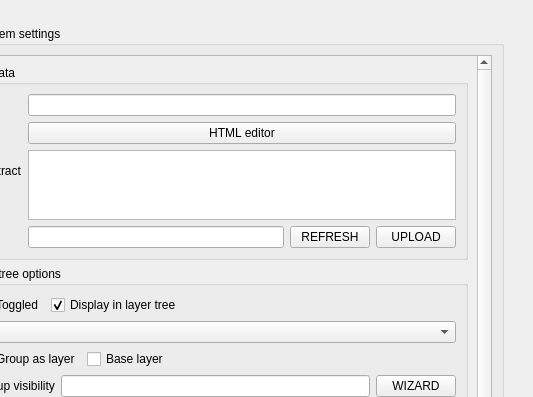
Old version of the form lizmap/resources/ui/ui_lizmap.ui in the repository 3liz/lizmap-plugin; both pictures show x 667 to 1200 and y 0 to 397 of the 1200 by 900 pixel window.
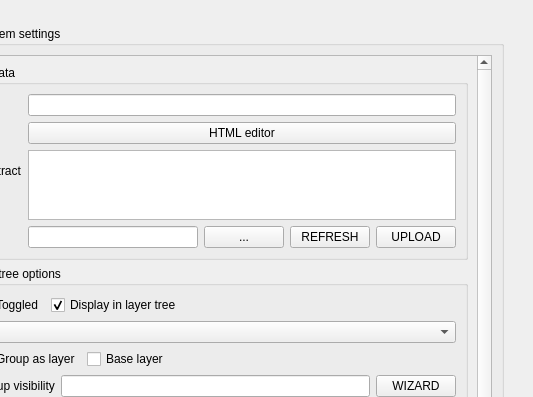
New version of the form. The open tabs and pages were chosen to show the change. Custom widgets are drawn as their Qt base class.

Commit message: Add a browse for media button

Diff of the .ui file:
```diff
--- a/lizmap/resources/ui/ui_lizmap.ui
+++ b/lizmap/resources/ui/ui_lizmap.ui
@@ -1576,6 +1576,19 @@
                              <item>
                               <widget class="QLineEdit" name="inLayerLink"/>
                              </item>
+                             <item>
+                              <widget class="QPushButton" name="button_browse_media">
+                               <property name="sizePolicy">
+                                <sizepolicy hsizetype="Maximum" vsizetype="Fixed">
+                                 <horstretch>0</horstretch>
+                                 <verstretch>0</verstretch>
+                                </sizepolicy>
+                               </property>
+                               <property name="text">
+                                <string notr="true">...</string>
+                               </property>
+                              </widget>
+                             </item>
                              <item>
                               <widget class="QPushButton" name="button_refresh_link">
                                <property name="text">
```
Left out of the diff: 2 changed lines with no effect on the pictures. The commit also changes 1 other file.
